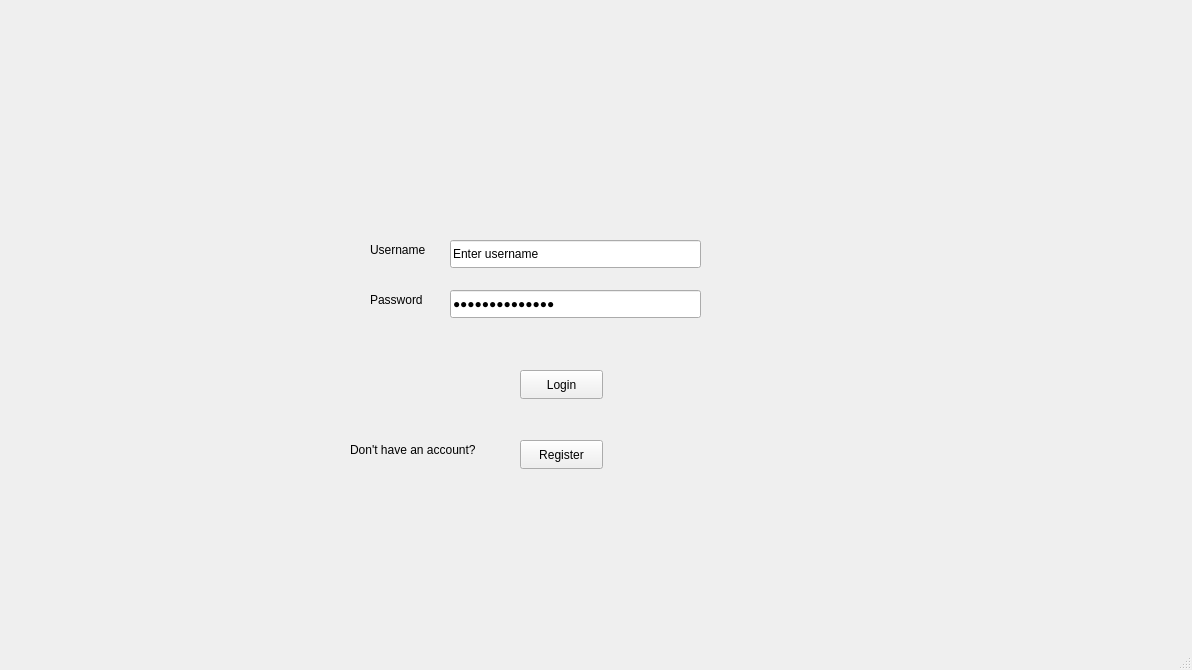
Before: the Qt Designer form ui/Login.ui in ttai1303/python-app, drawn with Qt 5.
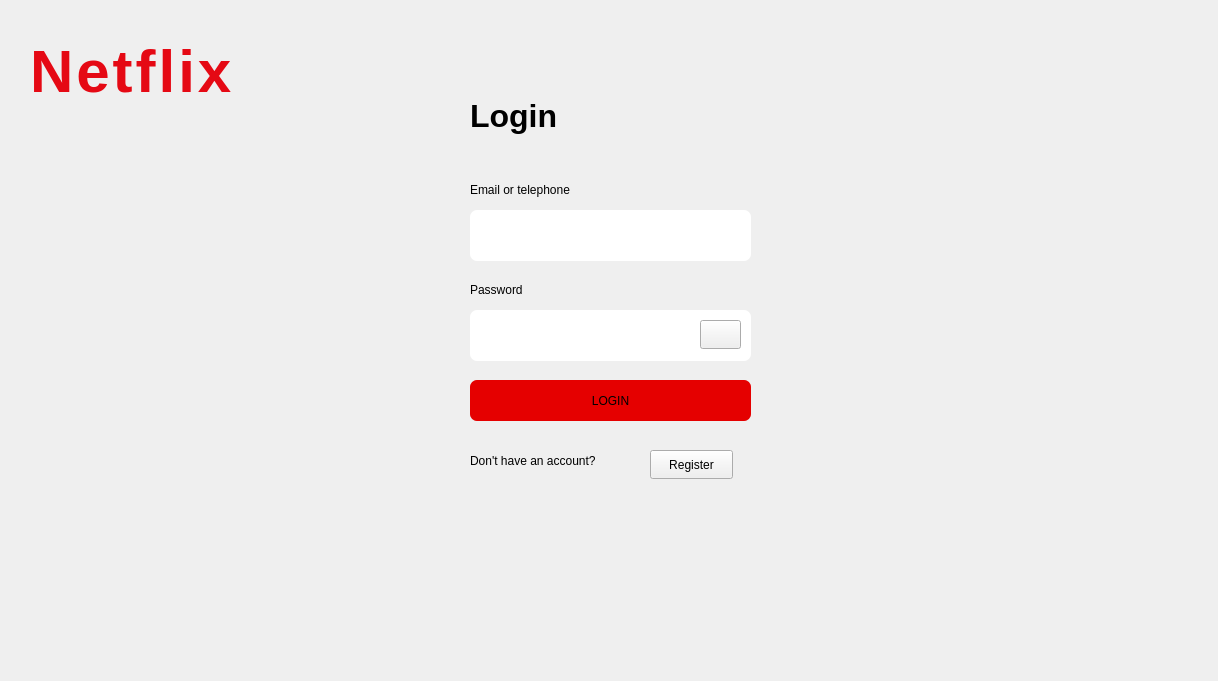
After: the same form once the commit is applied. Icons and pictures are not drawn.

Commit message: login - register

Patch:
```diff
--- a/ui/Login.ui
+++ b/ui/Login.ui
@@ -6,132 +6,211 @@
    <rect>
     <x>0</x>
     <y>0</y>
-    <width>1192</width>
-    <height>670</height>
+    <width>1218</width>
+    <height>681</height>
    </rect>
   </property>
   <property name="windowTitle">
    <string>MainWindow</string>
   </property>
+  <property name="styleSheet">
+   <string notr="true">background-image: url(img/background.jpg);
+background-repeat: no-repeat;
+background-position: center;</string>
+  </property>
   <widget class="QWidget" name="centralwidget">
-   <widget class="QLabel" name="label">
+   <widget class="QWidget" name="widget" native="true">
     <property name="geometry">
      <rect>
       <x>370</x>
-      <y>240</y>
-      <width>81</width>
-      <height>20</height>
+      <y>60</y>
+      <width>461</width>
+      <height>561</height>
      </rect>
     </property>
-    <property name="text">
-     <string>Username</string>
+    <property name="styleSheet">
+     <string notr="true">background: rgba(0, 0, 0, .5) </string>
     </property>
+    <widget class="QLabel" name="label_2">
+     <property name="geometry">
+      <rect>
+       <x>100</x>
+       <y>220</y>
+       <width>81</width>
+       <height>20</height>
+      </rect>
+     </property>
+     <property name="text">
+      <string>Password</string>
+     </property>
+    </widget>
+    <widget class="QLabel" name="label_3">
+     <property name="geometry">
+      <rect>
+       <x>100</x>
+       <y>390</y>
+       <width>161</width>
+       <height>21</height>
+      </rect>
+     </property>
+     <property name="text">
+      <string>Don't have an account?</string>
+     </property>
+    </widget>
+    <widget class="QLabel" name="label">
+     <property name="geometry">
+      <rect>
+       <x>100</x>
+       <y>120</y>
+       <width>171</width>
+       <height>20</height>
+      </rect>
+     </property>
+     <property name="text">
+      <string>Email or telephone</string>
+     </property>
+    </widget>
+    <widget class="QPushButton" name="btn_register">
+     <property name="geometry">
+      <rect>
+       <x>280</x>
+       <y>390</y>
+       <width>83</width>
+       <height>29</height>
+      </rect>
+     </property>
+     <property name="text">
+      <string>Register</string>
+     </property>
+    </widget>
+    <widget class="QPushButton" name="btn_login">
+     <property name="geometry">
+      <rect>
+       <x>100</x>
+       <y>320</y>
+       <width>281</width>
+       <height>41</height>
+      </rect>
+     </property>
+     <property name="styleSheet">
+      <string notr="true">background-color: #e50000;
+border-radius: 7px;
+padding: 5px;
+</string>
+     </property>
+     <property name="text">
+      <string>LOGIN</string>
+     </property>
+    </widget>
+    <widget class="QLineEdit" name="txt_password">
+     <property name="geometry">
+      <rect>
+       <x>100</x>
+       <y>250</y>
+       <width>281</width>
+       <height>51</height>
+      </rect>
+     </property>
+     <property name="styleSheet">
+      <string notr="true">border-radius: 7px;
+padding: 5px;</string>
+     </property>
+     <property name="text">
+      <string/>
+     </property>
+     <property name="echoMode">
+      <enum>QLineEdit::EchoMode::PasswordEchoOnEdit</enum>
+     </property>
+    </widget>
+    <widget class="QLineEdit" name="txt_email">
+     <property name="enabled">
+      <bool>true</bool>
+     </property>
+     <property name="geometry">
+      <rect>
+       <x>100</x>
+       <y>150</y>
+       <width>281</width>
+       <height>51</height>
+      </rect>
+     </property>
+     <property name="styleSheet">
+      <string notr="true">border-radius: 7px;
+padding: 5px;</string>
+     </property>
+     <property name="text">
+      <string/>
+     </property>
+    </widget>
+    <widget class="QLabel" name="label_4">
+     <property name="geometry">
+      <rect>
+       <x>100</x>
+       <y>30</y>
+       <width>141</width>
+       <height>51</height>
+      </rect>
+     </property>
+     <property name="font">
+      <font>
+       <pointsize>24</pointsize>
+       <bold>true</bold>
+      </font>
+     </property>
+     <property name="text">
+      <string>Login</string>
+     </property>
+    </widget>
+    <widget class="QPushButton" name="btn_eye_p">
+     <property name="geometry">
+      <rect>
+       <x>330</x>
+       <y>260</y>
+       <width>41</width>
+       <height>29</height>
+      </rect>
+     </property>
+     <property name="text">
+      <string/>
+     </property>
+     <property name="icon">
+      <iconset>
+       <normaloff>../img/eye-slash-solid.svg</normaloff>../img/eye-slash-solid.svg</iconset>
+     </property>
+    </widget>
    </widget>
-   <widget class="QLineEdit" name="txt_email">
-    <property name="enabled">
-     <bool>true</bool>
-    </property>
+   <widget class="QLabel" name="label_5">
     <property name="geometry">
      <rect>
-      <x>450</x>
-      <y>240</y>
-      <width>251</width>
-      <height>28</height>
+      <x>30</x>
+      <y>30</y>
+      <width>301</width>
+      <height>81</height>
      </rect>
     </property>
-    <property name="text">
-     <string>Enter username</string>
+    <property name="styleSheet">
+     <string notr="true">font-family: 'Bebas Neue', sans-serif;
+    font-size: 60px;
+    font-weight: bold;
+    color: #E50914;
+    text-transform: uppercase;
+    letter-spacing: 3px;
+    text-align: center;
+    display: inline-block;
+    text-shadow: 
+        0px -3px 0px #b20710, 
+        0px -6px 0px #8b060c, 
+        0px -9px 0px #660508;
+    
+    /* Tạo hiệu ứng cong */
+    display: inline-block;
+    transform: perspective(200px) rotateX(30deg) scaleY(1.5);</string>
     </property>
-   </widget>
-   <widget class="QLabel" name="label_2">
-    <property name="geometry">
-     <rect>
-      <x>370</x>
-      <y>290</y>
-      <width>81</width>
-      <height>20</height>
-     </rect>
-    </property>
     <property name="text">
-     <string>Password</string>
-    </property>
-   </widget>
-   <widget class="QLineEdit" name="txt_email_2">
-    <property name="geometry">
-     <rect>
-      <x>450</x>
-      <y>290</y>
-      <width>251</width>
-      <height>28</height>
-     </rect>
-    </property>
-    <property name="text">
-     <string>Enter password</string>
-    </property>
-    <property name="echoMode">
-     <enum>QLineEdit::EchoMode::PasswordEchoOnEdit</enum>
-    </property>
-   </widget>
-   <widget class="QPushButton" name="login_bt">
-    <property name="geometry">
-     <rect>
-      <x>520</x>
-      <y>370</y>
-      <width>83</width>
-      <height>29</height>
-     </rect>
-    </property>
-    <property name="text">
-     <string>Login</string>
-    </property>
-   </widget>
-   <widget class="QPushButton" name="rgt_bt">
-    <property name="geometry">
-     <rect>
-      <x>520</x>
-      <y>440</y>
-      <width>83</width>
-      <height>29</height>
-     </rect>
-    </property>
-    <property name="text">
-     <string>Register</string>
-    </property>
-   </widget>
-   <widget class="QLabel" name="label_3">
-    <property name="geometry">
-     <rect>
-      <x>350</x>
-      <y>440</y>
-      <width>161</width>
-      <height>20</height>
-     </rect>
-    </property>
-    <property name="text">
-     <string>Don't have an account?</string>
-    </property>
-   </widget>
-   <widget class="QLabel" name="label_4">
-    <property name="geometry">
-     <rect>
-      <x>840</x>
-      <y>110</y>
-      <width>351</width>
-      <height>521</height>
-     </rect>
-    </property>
-    <property name="text">
-     <string/>
-    </property>
-    <property name="pixmap">
-     <pixmap>the_netflix_login_background__canada__2024___by_logofeveryt_dh0w8qv-pre.jpg</pixmap>
-    </property>
-    <property name="scaledContents">
-     <bool>true</bool>
+     <string>Netflix</string>
     </property>
    </widget>
   </widget>
-  <widget class="QStatusBar" name="statusbar"/>
  </widget>
  <resources/>
  <connections/>
```
The commit also changes 4 other files.
